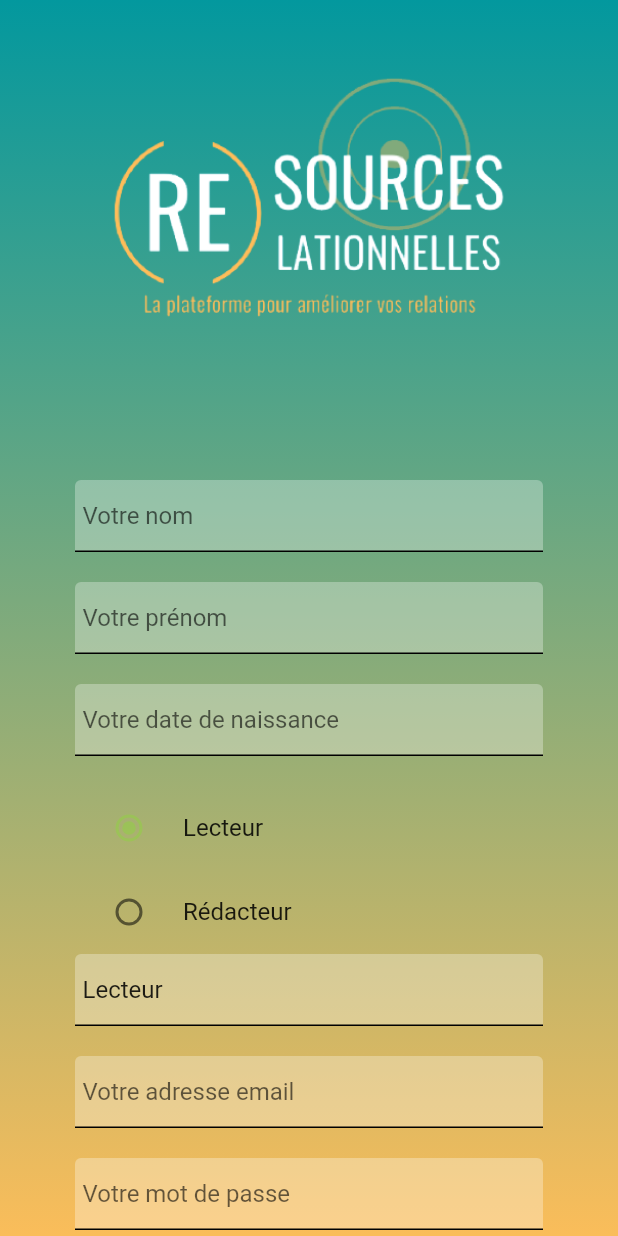
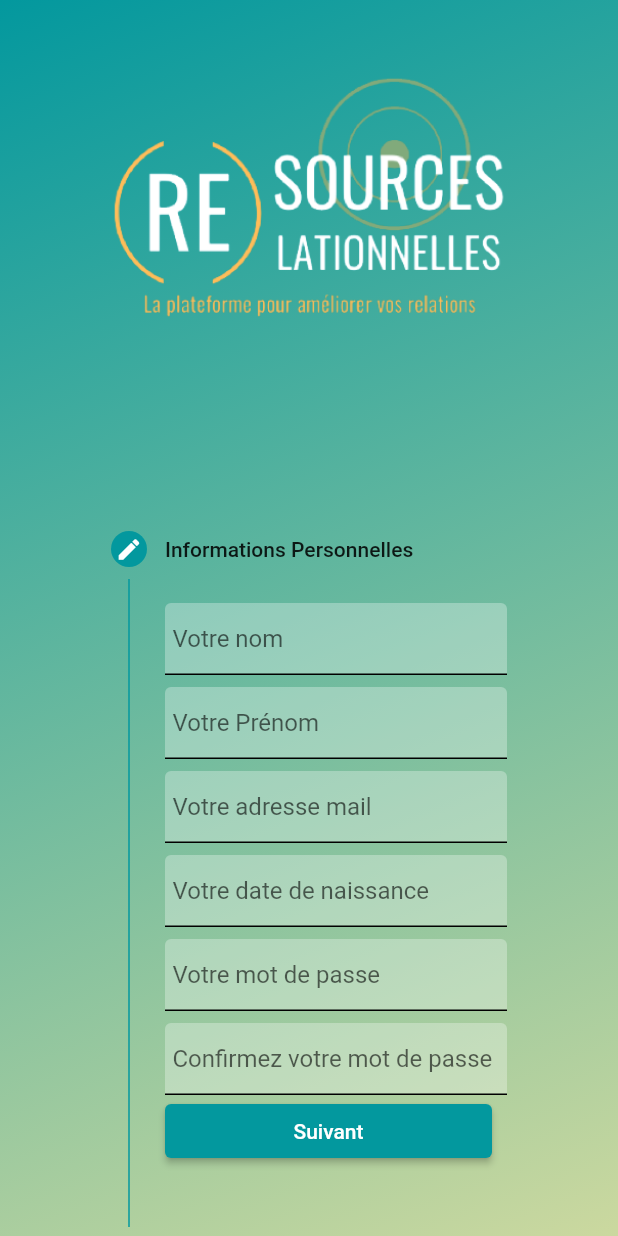
Before and after one commit to Rapsol272/Ressources_Relationnelles, a Flutter app: the screen it shows after launch, after a tap on "Se connecter", after a tap on "Créer un compte ?", on a phone screen of 412 x 824 dp. Run offline on Flutter 3.47's test engine with Material 2 defaults, Android fonts, the phone set to English and light mode, and no system bars; drawn by our look-alikes of datetime_picker_formfield, select_form_field; our stand-ins replace anim_search_bar, cloud_firestore, expandable, firebase_auth, firebase_core, firebase_crashlytics and 5 more; missing offline and left inert: endless, paginated_search_bar, sliver_header_delegate; accounts and stored records are empty.

Commit message:
maj auth stepper

```diff
--- a/lib/screens/authenticate/authenticate_screen.dart
+++ b/lib/screens/authenticate/authenticate_screen.dart
@@ -11,11 +11,8 @@ import 'package:flutter/cupertino.dart';
 import 'package:select_form_field/select_form_field.dart';
 import 'package:cloud_firestore/cloud_firestore.dart';
 import 'package:google_fonts/google_fonts.dart';
+import 'package:sliver_header_delegate/sliver_header_delegate.dart';
 
-
-
-
-enum SingingCharacter { lecteur, redacteur }
 
 class AuthenticateScreen extends StatefulWidget {
   @override
@@ -37,7 +34,6 @@ class _AuthenticateScreenState extends State<AuthenticateScreen> {
   //final roleController = TextEditingController();
   bool showSignIn = true;
 
-   SingingCharacter? _character = SingingCharacter.lecteur;
 
 
 
@@ -72,104 +68,42 @@ class _AuthenticateScreenState extends State<AuthenticateScreen> {
     });
   }
 
-  TextEditingController? _controller;
-  //String _initialValue;
-  String _valueChanged = '';
-  String _valueToValidate = '';
-  String _valueSaved = '';
 
-  final List<Map<String, dynamic>> _items = [
-    {
-      'value': 'redacValue',
-      'label': 'Rédacteur',
-      'icon': Icon(Icons.pending_actions),
-    },
-    {
-      'value': 'lecteurValue',
-      'label': 'Lecteur',
-      'icon': Icon(Icons.book),
-    },
-  ];
-
-  @override
-  void initState() {
-    super.initState();
-
-    //_initialValue = 'starValue';
-    _controller = TextEditingController(text: '2');
-
-    _getValue();
-  }
-
-  Future<void> _getValue() async {
-    await Future.delayed(const Duration(seconds: 3), () {
-      setState(() {
-        //_initialValue = 'circleValue';
-        _controller?.text = 'lecteurValue';
-      });
-    });
-  }
-
-  @override
-  Widget build(BuildContext context) {
-    return loading
-        ? Loading()
-        : Container(
-            decoration: BoxDecoration(
-                gradient: LinearGradient(
-                    begin: Alignment.topCenter,
-                    end: Alignment.bottomCenter,
-                    colors: [greenMajor, or])),
-            child: Scaffold(
-                backgroundColor: Colors.transparent,
-                body: SingleChildScrollView(
-                    child: Column(children: [
-                  Container(
-                    child: Image.asset(
-                      'images/ressources_relationnelles_transparent.png',
-                      height: 300,
-                    ),
-                  ),
-                  Container(
-                    padding: EdgeInsets.symmetric(vertical: 0.0, horizontal: 50.0),
-                    child: Form(
-                      key: _formKey,
+  int _activeStepIndex = 0;
+  TextEditingController bio = TextEditingController();
+  List<Step> stepList() => [
+        Step(
+          state: _activeStepIndex <= 0 ? StepState.editing : StepState.complete,
+          isActive: _activeStepIndex >= 0,
+          title: const Text('Informations Personnelles'),
+          content: Container(
             child: Column(
-                        crossAxisAlignment: CrossAxisAlignment.stretch,
               children: [
-                          SizedBox(
-                            height: 20,
-                          ),
-                          !showSignIn
-                              ? TextFormField(
+                TextField(
                   controller: nameController,
                   decoration: textInputDecoration.copyWith(
-                                      hintText: 'Votre nom'),
-                                  validator: (value) =>
-                                      value == null || value.isEmpty
-                                          ? "Entrez votre nom"
-                                          : null,
-                                )
-                              : Container(),
-                          SizedBox(
-                            height: 20,
+                    hintText: 'Votre nom')
                 ),
-                          !showSignIn
-                              ? TextFormField(
+                const SizedBox(
+                  height: 8,
+                ),
+                TextField(
                   controller: prenomController,
                   decoration: textInputDecoration.copyWith(
-                                      hintText: 'Votre prénom'),
-                                  validator: (value) =>
-                                      value == null || value.isEmpty
-                                          ? "Entrez votre prénom"
-                                          : null,
-                                )
-                              : Container(),
-                          SizedBox(
-                            height: 20,
+                    hintText: 'Votre Prénom')
                 ),
-                          !showSignIn
-                              ? Column(children: <Widget>[
+                const SizedBox(
+                  height: 8,
+                ),
+                TextField(
+                  controller: emailController,
+                  decoration: textInputDecoration.copyWith(
+                    hintText: 'Votre adresse mail')
+                ),
+                const SizedBox(
+                  height: 8,
+                ),
+                Column(children: <Widget>[
                                   DateTimeField(
                                     controller: dateController,
                                     decoration: textInputDecoration.copyWith(
@@ -184,63 +118,107 @@ class _AuthenticateScreenState extends State<AuthenticateScreen> {
                                           lastDate: DateTime.now());
                                     },
                                   ),
-                                ])
-                              : Container(),
-                          SizedBox(
-                            height: 20,
+                                ]),
+                const SizedBox(
+                  height: 8,
                 ),
-                          !showSignIn ?
-                          Column(
-                            children: [
-                              RadioListTile<SingingCharacter>(
-                                title: const Text('Lecteur'),
-                                value: SingingCharacter.lecteur,
-                                groupValue: _character,
-                                onChanged: (SingingCharacter? value) {
-                                  setState(() {
-                                    _character = value;
-                                  });
-                                },
+                TextField(
+                  obscureText: true,
+                  controller: passwordController,
+                  decoration: textInputDecoration.copyWith(
+                      hintText: 'Votre mot de passe')
                 ),
-                              RadioListTile<SingingCharacter>(
-                                title: const Text('Rédacteur'),
-                                value: SingingCharacter.redacteur,
-                                groupValue: _character,
-                                onChanged: (SingingCharacter? value) {
-                                  setState(() {
-                                    _character = value;
-                                  });
-                                },
+                const SizedBox(
+                  height: 8,
+                ),
+                TextField(
+                  obscureText: true,
+                  decoration: textInputDecoration.copyWith(
+                      hintText: 'Confirmez votre mot de passe')
                 ),
               ],
-                          ) : Container(),
-                          !showSignIn
-                              ? Column(
-                                  children: <Widget>[
-                                    SelectFormField(
-                                      decoration: textInputDecoration,
-                                      type: SelectFormFieldType.dialog,
-                                      controller: _controller,
-                                      icon: Icon(Icons.collections_bookmark),
-                                      labelText: 'Choisir votre rôle',
-                                      changeIcon: true,
-                                      dialogTitle: 'Choisissez votre rôle',
-                                      dialogCancelBtn: 'Fermer',
-                                      items: _items,
-                                      onChanged: (val) =>
-                                          setState(() => _valueChanged = val),
-                                      validator: (val) {
-                                        setState(
-                                            () => _valueToValidate = val ?? '');
-                                        return null;
-                                      },
-                                      onSaved: (val) => setState(
-                                          () => _valueSaved = val ?? ''),
+            ),
+          ),
+        ),
+        Step(
+            state:
+                _activeStepIndex <= 1 ? StepState.editing : StepState.complete,
+            isActive: _activeStepIndex >= 1,
+            title: const Text('Mon Compte'),
+            content: Container(
+              child: Column(
+                children: [
+                  const SizedBox(
+                    height: 8,
+                  ),
+                  TextField(
+                    controller: bio,
+                    decoration: const InputDecoration(
+                      border: OutlineInputBorder(),
+                      labelText: 'Biographie',
+                    ),
+                  ),
+                  const SizedBox(
+                    height: 8,
+                  ),
+                  TextField(
+                    decoration: const InputDecoration(
+                      border: OutlineInputBorder(),
+                      labelText: 'Pin Code',
+                    ),
                   ),
                 ],
-                                )
-                              : Container(),
-                          !showSignIn ? SizedBox(height: 20.0) : Container(),
+              ),
+            )),
+        Step(
+            state: StepState.complete,
+            isActive: _activeStepIndex >= 2,
+            title: const Text('Confirmation d\'inscription'),
+            content: Container(
+                child: Column(
+              crossAxisAlignment: CrossAxisAlignment.start,
+              mainAxisAlignment: MainAxisAlignment.start,
+              children: [
+                Text('Nom : ${nameController.text}'),
+                Text('Prénom : ${prenomController.text}'),
+                Text('Date de naissance : ${dateController.text}'),
+                Text('Adresse mail : ${emailController.text}'),
+                Text('Biograhie : ${bio.text}'),
+              ],
+            )))
+      ];
+
+
+  @override
+  Widget build(BuildContext context) {
+    return loading
+        ? Loading()
+        : Scaffold(
+                backgroundColor: greenMajor,
+                body: SingleChildScrollView(
+                  child:
+                  Container(
+      decoration: BoxDecoration(
+          gradient: LinearGradient(
+              begin: Alignment.topLeft,
+              end: Alignment.bottomRight,
+              colors: [Color(0xff03989E ), Color(0xffF9E79F)])),
+      child: Column(
+                      children: [
+                  Container(
+                    child: Image.asset(
+                      'images/ressources_relationnelles_transparent.png',
+                      height: 300,
+                    ),
+                  ),
+                  Padding(
+                    padding: EdgeInsets.symmetric(vertical: 0.0, horizontal: 50.0),
+                    child: Form(
+                      key: _formKey,
+                      child: Column(
+                        crossAxisAlignment: CrossAxisAlignment.stretch,
+                        children: [
+                          showSignIn ?
                           TextFormField(
                             controller: emailController,
                             decoration: textInputDecoration.copyWith(
@@ -248,22 +226,9 @@ class _AuthenticateScreenState extends State<AuthenticateScreen> {
                             validator: (value) => value == null || value.isEmpty
                                 ? "Entrez votre adresse email"
                                 : null,
-                          ),
-                          /*!showSignIn ?
-                          Row(
-                            children: [
-                                Container(
-                              child: CustomRadioButton('test1', 1)
-                            ),
-                            Container(
-                            child: CustomRadioButton('test2', 2)
-                          )
-                            ],
-                          )
-                           : Container(),*/
-
-
-                          SizedBox(height: 20.0),
+                          ) : Container(),
+                          const SizedBox(height: 20,),
+                          showSignIn ?
                           TextFormField(
                             controller: passwordController,
                             decoration: textInputDecoration.copyWith(
@@ -273,21 +238,69 @@ class _AuthenticateScreenState extends State<AuthenticateScreen> {
                                     value.length < 6
                                 ? "Entrez un mot de passe d'au moins 6 caractères"
                                 : null,
+                          ) : Container(),
+                          SizedBox(height: 10.0),
+                          !showSignIn ?
+                          Stepper(
+                            type: StepperType.vertical,
+                            currentStep: _activeStepIndex,
+                            steps: stepList(),
+                            onStepContinue: () {
+                              if (_activeStepIndex < (stepList().length - 1)) {
+                                setState(() {
+                                  _activeStepIndex += 1;
+                                });
+                              } else {
+                                var password = passwordController.value.text;
+                                var email = emailController.value.text;
+                                var date = dateController.value.text;
+                                var name = nameController.value.text;
+                                var prenom = prenomController.value.text;
+                                _auth.registerWithEmailAndPassword(password, email, prenom, name, date );
+                              }
+                            },
+                            onStepCancel: () {
+                              if (_activeStepIndex == 0) {
+                                return;
+                              }
+                              setState(() {
+                                _activeStepIndex -= 1;
+                              });
+                            },
+                            onStepTapped: (int index) {
+                              setState(() {
+                                _activeStepIndex = index;
+                              });
+                            },
+                            controlsBuilder: (context, {onStepContinue, onStepCancel}) {
+                              final isLastStep = _activeStepIndex == stepList().length - 1;
+                              return Container(
+                                child: Row(
+                                  children: [
+                                    Expanded(
+                                      child: ElevatedButton(
+                                        onPressed: onStepContinue,
+                                        child: (isLastStep)
+                                            ? const Text('S\'inscrire')
+                                            : const Text('Suivant'),
                                       ),
-                          SizedBox(height: 20.0),
-                          !showSignIn
-                              ? TextFormField(
-                                  controller: confirmPasswordController,
-                                  decoration: textInputDecoration.copyWith(
-                                      hintText: 'Confirmez mot de passe'),
-                                  obscureText: true,
-                                  validator: (value) => value ==
-                                          passwordController.text
-                                      ? null
-                                      : "Les mots de passes ne se correspondent pas !",
+                                    ),
+                                    const SizedBox(
+                                      width: 10,
+                                    ),
+                                    if (_activeStepIndex > 0)
+                                      Expanded(
+                                        child: ElevatedButton(
+                                          onPressed: onStepCancel,
+                                          child:
+                                            const Text('Retour'),
+                                        ),
                                       )
-                              : Container(),
-                          SizedBox(height: 10.0),
+                                  ],
+                                ),
+                              );
+                            },
+                          ) : Container(),
                           Center(
                               child: GestureDetector(
                                   onTap: () => toggleView(),
@@ -311,30 +324,16 @@ class _AuthenticateScreenState extends State<AuthenticateScreen> {
                               minimumSize: Size(200, 40),
                             ),
                             child: Text(
-                              showSignIn ? "Se connecter" : "Suivant",
+                              "Se connecter",
                             ),
                             onPressed: () async {
                               if (_formKey.currentState?.validate() == true) {
                                 setState(() => loading = true);
                                 var password = passwordController.value.text;
                                 var email = emailController.value.text;
-                                var name = nameController.value.text;
-                                var prenom = prenomController.value.text;
-                                var date = dateController.value.text;
-                                //var role = roleController.value.text;
-                                //var bio = bioController.value.text;
 
-                                dynamic result = showSignIn
-                                    ? await _auth.signInWithEmailAndPassword(
-                                        email, password)
-                                    : //Navigator.push(context, MaterialPageRoute(builder: (context) => ConfirmationInscription()),);
-                                    await _auth.registerWithEmailAndPassword(name, prenom, date, email, password);
-                                if (result == null) {
-                                  setState(() {
-                                    loading = false;
-                                    error = 'Please supply a valid email';
-                                  });
-                                }
+                                     await _auth.signInWithEmailAndPassword(
+                                        email, password);
                               }
                             },
                           ),
--- a/pubspec.yaml
+++ b/pubspec.yaml
@@ -50,6 +50,7 @@ dependencies:
   search_widget: ^1.0.2
   paginated_search_bar: ^1.1.2
   google_fonts: ^2.1.1
+  sliver_header_delegate: ^0.0.5
 
 dev_dependencies:
   flutter_test:
```
Also changed, not shown: pubspec.lock. Lines whose indentation alone changed are shown as unchanged.
